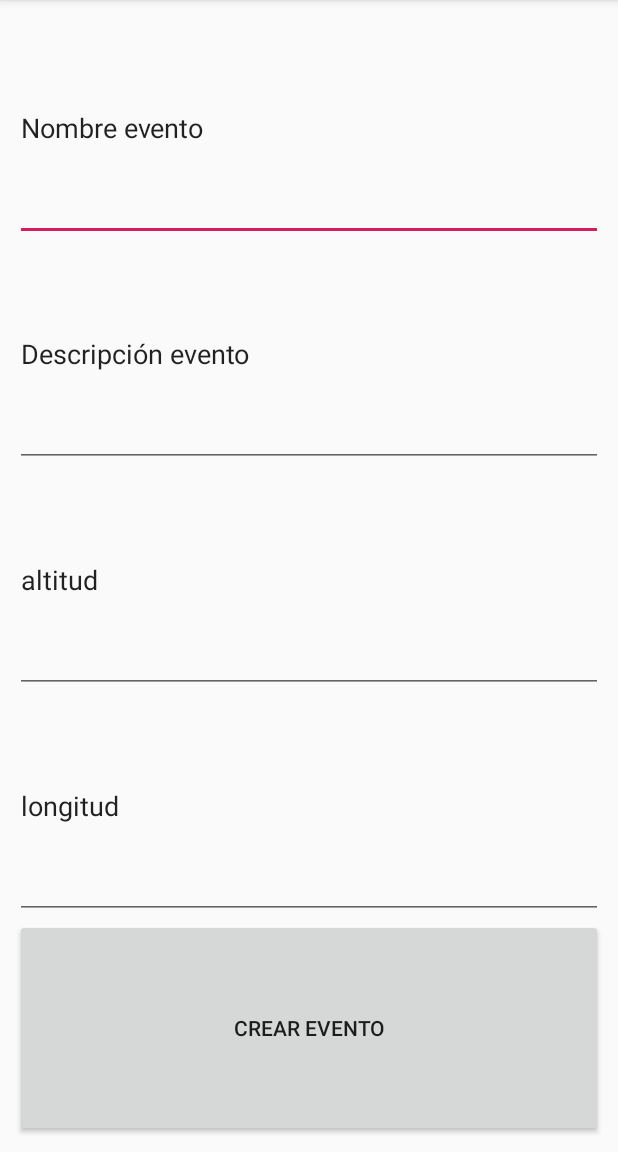
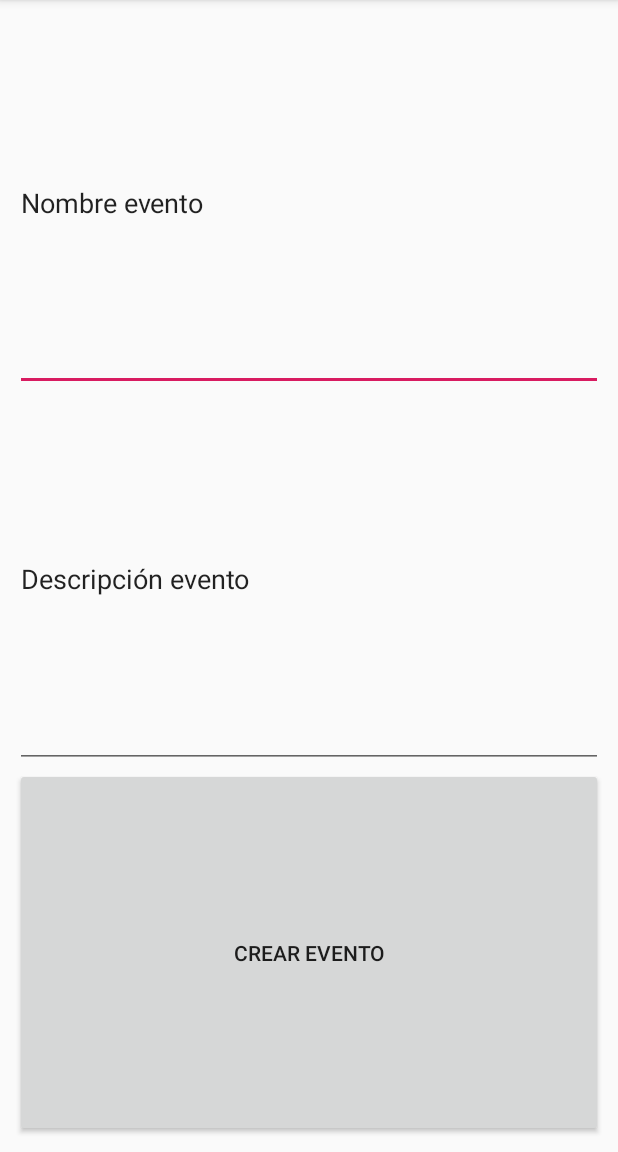
Before and after one commit to loen1995/UntitledSocialGame, an Android app: the CreateEventActivity screen opened directly, with no data from a screen before it, on a phone screen of 412 x 824 dp, the part 84-1236 px from its top. Run offline under Robolectric (Android 15) with nearby library versions, the phone set to English and light mode, and no system bars.

Commit message:
V. 5.2 Map PRO con menos mierda ------------------------------------------    + Se ha arreglado los paddings de los layout    - Se ha eliminado los campos lat lng de crear evento    - Se ha eliminado el padding gitano

```diff
--- a/app/src/main/AndroidManifest.xml
+++ b/app/src/main/AndroidManifest.xml
@@ -28,7 +28,9 @@
             android:label="@string/title_activity_main"
             android:theme="@style/AppTheme.NoActionBar"
             android:noHistory="true"></activity>
-        <activity android:name=".scenes.login.LoginActivity" android:noHistory="true"/>
+        <activity android:name=".scenes.login.LoginActivity"
+            android:screenOrientation="portrait"
+            android:noHistory="true"/>
         <activity
             android:name=".scenes.register.RegisterUserActivity"
             android:label="@string/title_activity_register_user"
--- a/app/src/main/java/com/gimbernat/UntitledSocialGame/scenes/events/interfaces/ICreateEventActivity.java
+++ b/app/src/main/java/com/gimbernat/UntitledSocialGame/scenes/events/interfaces/ICreateEventActivity.java
@@ -4,12 +4,9 @@ public interface ICreateEventActivity {
     String getTextNameEvent();
     String getTextDescriptionEvent();
     double getLatEvent();
-    void setLatEvent(String newValue);
     double getLongEvent();
-    void setLongEvent(String newValue);
-
     void onError(String errorMessage);
     void navigateToPrivate();
     void showLoading();
-    void hideLoading();
+
 }
--- a/app/src/main/res/layout/activity_create_event.xml
+++ b/app/src/main/res/layout/activity_create_event.xml
@@ -26,23 +26,6 @@
         android:inputType="text"
         android:text="Descripción evento" />
 
-    <EditText
-        android:id="@+id/ubicationLatitude"
-        android:layout_width="match_parent"
-        android:layout_height="wrap_content"
-        android:layout_weight="1"
-        android:ems="10"
-        android:inputType="text"
-        android:text="altitud" />
-
-    <EditText
-        android:id="@+id/ubicationLongitude"
-        android:layout_width="match_parent"
-        android:layout_height="wrap_content"
-        android:layout_weight="1"
-        android:ems="10"
-        android:inputType="text"
-        android:text="longitud" />
 
     <Button
         android:id="@+id/createEvent"
```
Also changed, not shown: app/src/main/java/com/gimbernat/UntitledSocialGame/scenes/boot/ui/map/GMapFragment.java (+0 -10 lines), app/src/main/java/com/gimbernat/UntitledSocialGame/scenes/events/CreateEventActivity.java (+0 -12 lines), app/src/main/res/layout/fragment_gmap.xml (+18 -7 lines).
